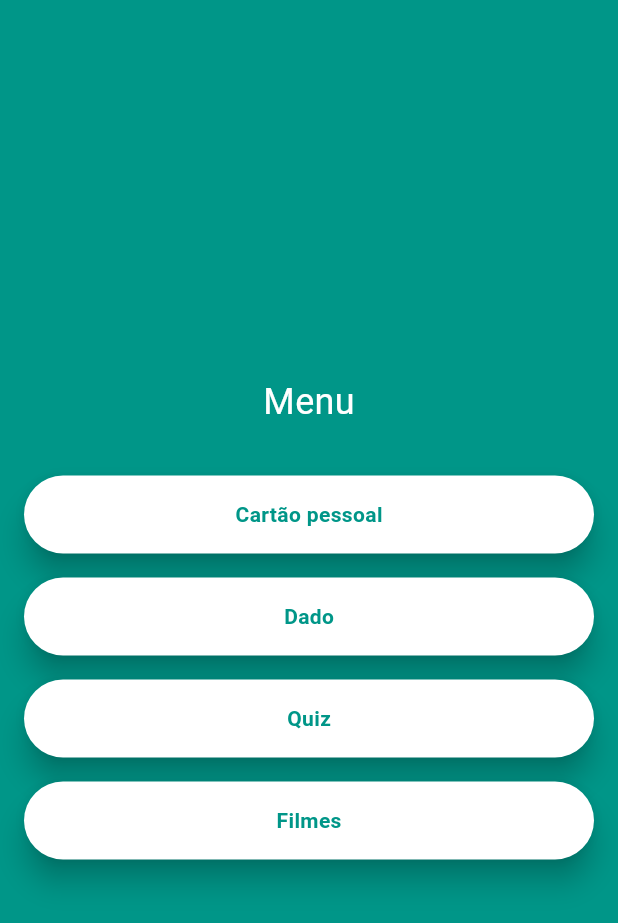
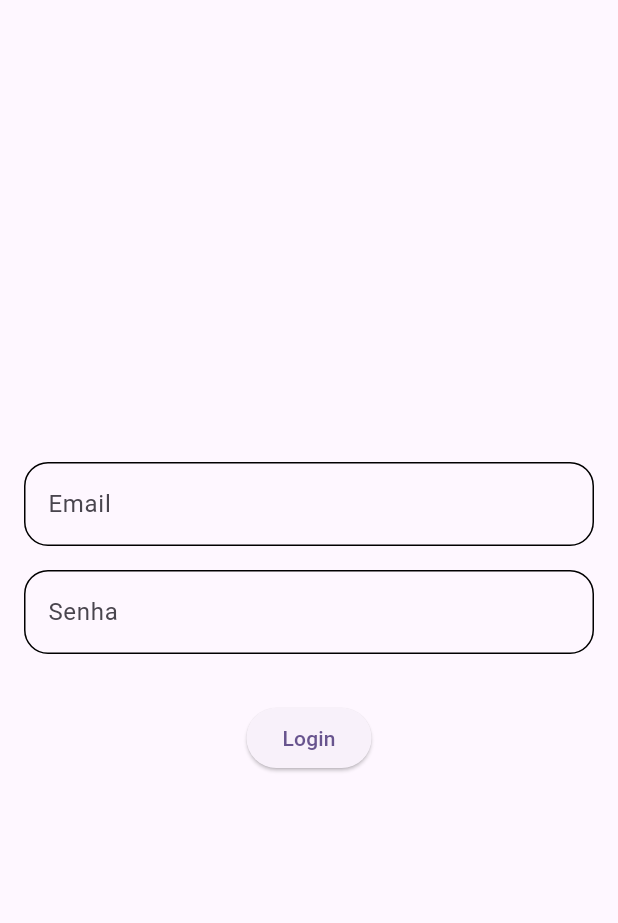
Before and after one commit to marcelopmont/mobr1, a Flutter app: the screen it shows after launch, on a phone screen of 412 x 824 dp. Shown: the top 923 px of the screen. Run offline on Flutter 3.47's test engine with Material 2 defaults, Android fonts, the phone set to English and light mode, and no system bars; our stand-ins replace firebase_auth, firebase_core; accounts and stored records are empty.

Commit message:
Auth screen

```diff
--- a/lib/main.dart
+++ b/lib/main.dart
@@ -1,6 +1,8 @@
 import 'package:collection/collection.dart';
+import 'package:firebase_core/firebase_core.dart';
 
 import 'package:flutter/material.dart';
+import 'package:mobr1/screens/auth/auth_screen.dart';
 import 'package:mobr1/screens/dice/dice_screen.dart';
 import 'package:mobr1/screens/menu/menu_screen.dart';
 import 'package:mobr1/screens/movies/movies_screen.dart';
@@ -8,7 +10,9 @@ import 'package:mobr1/screens/personal_card/personal_card_screen.dart';
 import 'package:mobr1/screens/quiz/quiz_finished_screen.dart';
 import 'package:mobr1/screens/quiz/quiz_screen.dart';
 
-void main() {
+void main() async {
+  WidgetsFlutterBinding.ensureInitialized();
+  await Firebase.initializeApp();
   runApp(const MyApp());
 }
 
@@ -25,8 +29,9 @@ class MyApp extends StatelessWidget {
         colorScheme: ColorScheme.fromSeed(seedColor: Colors.deepPurple),
         useMaterial3: true,
       ),
-      initialRoute: MenuScreen.routeName,
+      initialRoute: AuthScreen.routeName,
       routes: {
+        AuthScreen.routeName: (_) => AuthScreen(),
         MenuScreen.routeName: (_) => const MenuScreen(),
         PersonalCardScreen.routeName: (context) {
           final arguments = ModalRoute.of(context)?.settings.arguments
--- /dev/null
+++ b/lib/screens/auth/auth_screen.dart
@@ -0,0 +1,105 @@
+import 'package:firebase_auth/firebase_auth.dart';
+import 'package:flutter/material.dart';
+import 'package:mobr1/screens/menu/menu_screen.dart';
+
+class AuthScreen extends StatelessWidget {
+  static const routeName = '/auth_screen';
+
+  AuthScreen({super.key});
+
+  var email = '';
+  var password = '';
+
+  @override
+  Widget build(BuildContext context) {
+    return Scaffold(
+        body: Padding(
+      padding: const EdgeInsets.symmetric(horizontal: 16),
+      child: Column(
+        mainAxisAlignment: MainAxisAlignment.center,
+        children: [
+          TextField(
+            keyboardType: TextInputType.emailAddress,
+            decoration: InputDecoration(
+              labelText: 'Email',
+              focusedBorder: OutlineInputBorder(
+                borderSide: BorderSide(
+                  color: Theme.of(context).colorScheme.primary,
+                  width: 2,
+                ),
+                borderRadius: BorderRadius.circular(16),
+              ),
+              enabledBorder: OutlineInputBorder(
+                borderRadius: BorderRadius.circular(16),
+              ),
+            ),
+            onChanged: (newEmail) {
+              email = newEmail;
+            },
+          ),
+          const SizedBox(height: 16),
+          TextField(
+            onChanged: (newPassword) {
+              password = newPassword;
+            },
+            obscureText: true,
+            decoration: InputDecoration(
+              labelText: 'Senha',
+              focusedBorder: OutlineInputBorder(
+                borderSide: BorderSide(
+                  color: Theme.of(context).colorScheme.primary,
+                  width: 2,
+                ),
+                borderRadius: BorderRadius.circular(16),
+              ),
+              enabledBorder: OutlineInputBorder(
+                borderRadius: BorderRadius.circular(16),
+              ),
+            ),
+          ),
+          const SizedBox(height: 32),
+          ElevatedButton(
+            onPressed: () => _authenticateUser(
+              context: context,
+              email: email,
+              password: password,
+            ),
+            child: const Text('Login'),
+          ),
+        ],
+      ),
+    ));
+  }
+
+  Future<void> _authenticateUser({
+    required BuildContext context,
+    required String email,
+    required String password,
+  }) async {
+    final authInstance = FirebaseAuth.instance;
+
+    authInstance
+        .signInWithEmailAndPassword(
+          email: email,
+          password: password,
+        )
+        .then((value) => Navigator.pushReplacementNamed(context, MenuScreen.routeName))
+        .onError(
+          (error, stackTrace) => authInstance
+              .createUserWithEmailAndPassword(email: email, password: password)
+              .then(
+                  (value) => Navigator.pushReplacementNamed(context, MenuScreen.routeName))
+              .onError(
+                (error, stackTrace) =>
+                    ScaffoldMessenger.of(context).showSnackBar(
+                  SnackBar(
+                    backgroundColor: Colors.red,
+                    content: Text(
+                      (error as FirebaseException).message ?? 'Erro desconhecido',
+                    ),
+                  ),
+                ),
+              ),
+        );
+  }
+}
--- a/pubspec.yaml
+++ b/pubspec.yaml
@@ -31,6 +31,8 @@ dependencies:
   flutter:
     sdk: flutter
   cupertino_icons: ^1.0.2
+  firebase_auth: ^4.6.3
+  firebase_core: ^2.14.0
   google_fonts: ^5.0.0
   url_launcher: ^6.1.11
   http: ^1.1.0
```
Also changed, not shown: lib/firebase_options.dart (added), pubspec.lock, 12 other files.
